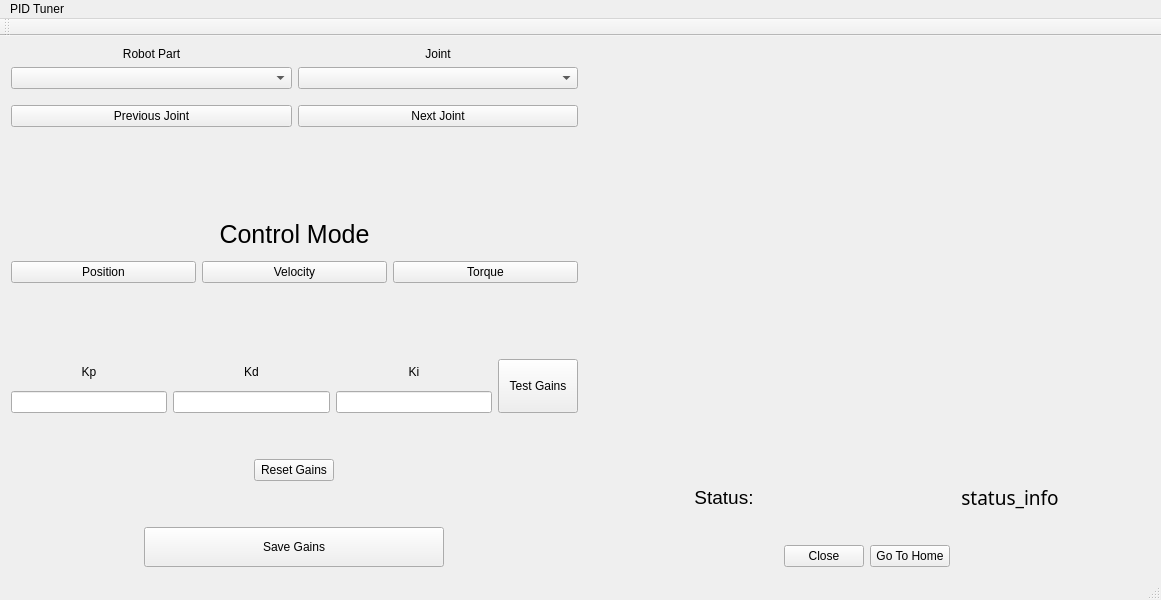
Above: include/guiModule/mainwindow.ui from rlober/pidTuner before the change. Below: the same form after it.
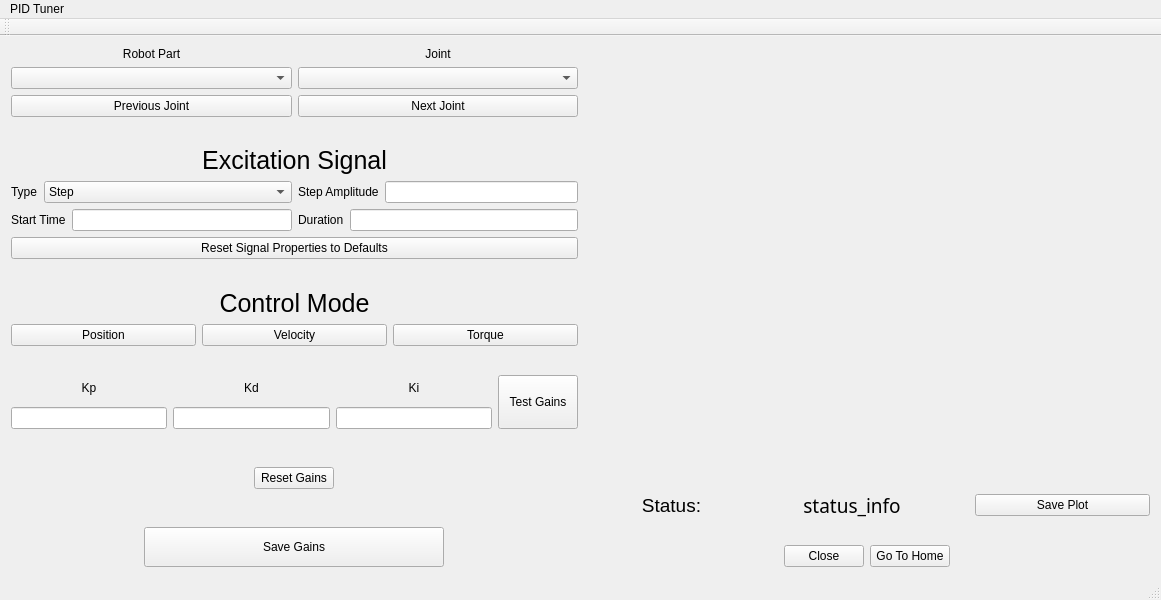
That is the form after the change. Custom widgets are drawn as their Qt base class.

Commit message: Torque and velocity excitation signals and logic added. Torque working but Velocity is not. New port added to set signal properties from gui. Plot title updates on joint change. Plot save button added. Need to add boost filesystem to be able to create subdirs for saving xml and pngs.

```diff
--- a/include/guiModule/mainwindow.ui
+++ b/include/guiModule/mainwindow.ui
@@ -15,27 +15,31 @@
   </property>
   <widget class="QWidget" name="centralWidget">
    <layout class="QGridLayout" name="gridLayout">
-    <item row="0" column="1" rowspan="5">
+    <item row="0" column="1" rowspan="6">
      <widget class="QCustomPlot" name="posPlot" native="true"/>
     </item>
-    <item row="1" column="0">
-     <spacer name="verticalSpacer_3">
-      <property name="orientation">
-       <enum>Qt::Vertical</enum>
-      </property>
-      <property name="sizeType">
-       <enum>QSizePolicy::Maximum</enum>
-      </property>
-      <property name="sizeHint" stdset="0">
-       <size>
-        <width>20</width>
-        <height>80</height>
-       </size>
-      </property>
-     </spacer>
-    </item>
-    <item row="2" column="0">
+    <item row="3" column="0">
      <layout class="QVBoxLayout" name="contModeLayout">
+      <item>
+       <widget class="QPushButton" name="resetSignalPropButton">
+        <property name="text">
+         <string>Reset Signal Properties to Defaults</string>
+        </property>
+       </widget>
+      </item>
+      <item>
+       <spacer name="verticalSpacer_7">
+        <property name="orientation">
+         <enum>Qt::Vertical</enum>
+        </property>
+        <property name="sizeHint" stdset="0">
+         <size>
+          <width>20</width>
+          <height>40</height>
+         </size>
+        </property>
+       </spacer>
+      </item>
       <item>
        <widget class="QLabel" name="contModeLabel">
         <property name="font">
@@ -87,7 +91,7 @@
       </item>
      </layout>
     </item>
-    <item row="6" column="1">
+    <item row="7" column="1">
      <layout class="QVBoxLayout" name="verticalLayout">
       <item>
        <layout class="QHBoxLayout" name="statusLayout">
@@ -122,6 +126,29 @@
           </property>
          </widget>
         </item>
+        <item>
+         <spacer name="horizontalSpacer">
+          <property name="orientation">
+           <enum>Qt::Horizontal</enum>
+          </property>
+          <property name="sizeType">
+           <enum>QSizePolicy::Preferred</enum>
+          </property>
+          <property name="sizeHint" stdset="0">
+           <size>
+            <width>30</width>
+            <height>20</height>
+           </size>
+          </property>
+         </spacer>
+        </item>
+        <item>
+         <widget class="QPushButton" name="savePlotButton">
+          <property name="text">
+           <string>Save Plot</string>
+          </property>
+         </widget>
+        </item>
        </layout>
       </item>
       <item>
@@ -186,7 +213,7 @@
       </item>
      </layout>
     </item>
-    <item row="5" column="1">
+    <item row="6" column="1">
      <spacer name="verticalSpacer_2">
       <property name="orientation">
        <enum>Qt::Vertical</enum>
@@ -278,7 +305,7 @@
       </item>
      </layout>
     </item>
-    <item row="4" column="0" rowspan="3">
+    <item row="5" column="0" rowspan="3">
      <layout class="QVBoxLayout" name="gainsLayout">
       <item>
        <layout class="QHBoxLayout" name="gainInputLayout">
@@ -408,7 +435,7 @@
       </item>
      </layout>
     </item>
-    <item row="3" column="0">
+    <item row="4" column="0">
      <spacer name="verticalSpacer_4">
       <property name="orientation">
        <enum>Qt::Vertical</enum>
@@ -424,6 +451,157 @@
       </property>
      </spacer>
     </item>
+    <item row="2" column="0">
+     <layout class="QVBoxLayout" name="verticalLayout_4">
+      <item>
+       <widget class="QLabel" name="signalLabel">
+        <property name="font">
+         <font>
+          <pointsize>19</pointsize>
+         </font>
+        </property>
+        <property name="text">
+         <string>Excitation Signal</string>
+        </property>
+        <property name="alignment">
+         <set>Qt::AlignCenter</set>
+        </property>
+       </widget>
+      </item>
+      <item>
+       <layout class="QHBoxLayout" name="horizontalLayout_5">
+        <item>
+         <layout class="QVBoxLayout" name="verticalLayout_2">
+          <item>
+           <layout class="QHBoxLayout" name="horizontalLayout">
+            <item>
+             <widget class="QLabel" name="typeLabel">
+              <property name="text">
+               <string>Type</string>
+              </property>
+             </widget>
+            </item>
+            <item>
+             <widget class="QComboBox" name="signalTypeComboBox">
+              <property name="sizePolicy">
+               <sizepolicy hsizetype="MinimumExpanding" vsizetype="Fixed">
+                <horstretch>0</horstretch>
+                <verstretch>0</verstretch>
+               </sizepolicy>
+              </property>
+              <property name="minimumSize">
+               <size>
+                <width>130</width>
+                <height>0</height>
+               </size>
+              </property>
+              <item>
+               <property name="text">
+                <string>Step</string>
+               </property>
+              </item>
+              <item>
+               <property name="text">
+                <string>Sign</string>
+               </property>
+              </item>
+              <item>
+               <property name="text">
+                <string>Triangle</string>
+               </property>
+              </item>
+              <item>
+               <property name="text">
+                <string>Square</string>
+               </property>
+              </item>
+              <item>
+               <property name="text">
+                <string>Dirac</string>
+               </property>
+              </item>
+             </widget>
+            </item>
+           </layout>
+          </item>
+          <item>
+           <layout class="QHBoxLayout" name="horizontalLayout_2">
+            <item>
+             <widget class="QLabel" name="startTimeLabel">
+              <property name="text">
+               <string>Start Time</string>
+              </property>
+             </widget>
+            </item>
+            <item>
+             <widget class="QLineEdit" name="startTime_in">
+              <property name="sizePolicy">
+               <sizepolicy hsizetype="MinimumExpanding" vsizetype="Fixed">
+                <horstretch>0</horstretch>
+                <verstretch>0</verstretch>
+               </sizepolicy>
+              </property>
+              <property name="minimumSize">
+               <size>
+                <width>130</width>
+                <height>0</height>
+               </size>
+              </property>
+             </widget>
+            </item>
+           </layout>
+          </item>
+         </layout>
+        </item>
+        <item>
+         <layout class="QVBoxLayout" name="verticalLayout_3">
+          <item>
+           <layout class="QHBoxLayout" name="horizontalLayout_4">
+            <item>
+             <widget class="QLabel" name="amplitudeLabel">
+              <property name="text">
+               <string>Step Amplitude</string>
+              </property>
+             </widget>
+            </item>
+            <item>
+             <widget class="QLineEdit" name="amplitude_in"/>
+            </item>
+           </layout>
+          </item>
+          <item>
+           <layout class="QHBoxLayout" name="horizontalLayout_3">
+            <item>
+             <widget class="QLabel" name="durationLabel">
+              <property name="text">
+               <string>Duration</string>
+              </property>
+             </widget>
+            </item>
+            <item>
+             <widget class="QLineEdit" name="duration_in"/>
+            </item>
+           </layout>
+          </item>
+         </layout>
+        </item>
+       </layout>
+      </item>
+     </layout>
+    </item>
+    <item row="1" column="0">
+     <spacer name="verticalSpacer_3">
+      <property name="orientation">
+       <enum>Qt::Vertical</enum>
+      </property>
+      <property name="sizeHint" stdset="0">
+       <size>
+        <width>20</width>
+        <height>40</height>
+       </size>
+      </property>
+     </spacer>
+    </item>
    </layout>
    <zorder>layoutWidget</zorder>
    <zorder>layoutWidget</zorder>
```
Left out of the diff: 26 changed lines with no effect on the pictures. The commit also changes 9 other files.
